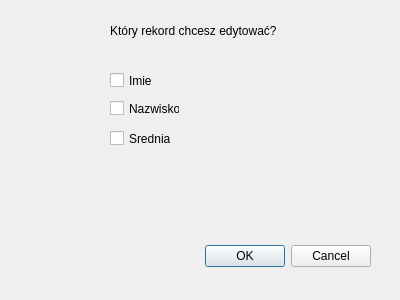
Qt form edytuj_dialog.ui (IPP-Projekt/Uczelnia_z_bibloteka_klas) before a commit.
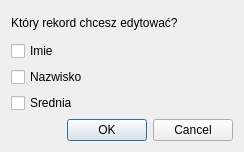
The same form after that commit.

```diff
--- a/edytuj_dialog.ui
+++ b/edytuj_dialog.ui
@@ -6,81 +6,53 @@
    <rect>
     <x>0</x>
     <y>0</y>
-    <width>400</width>
-    <height>300</height>
+    <width>244</width>
+    <height>152</height>
    </rect>
   </property>
   <property name="windowTitle">
    <string>Dialog</string>
   </property>
-  <widget class="QDialogButtonBox" name="buttonBox">
-   <property name="geometry">
-    <rect>
-     <x>30</x>
-     <y>240</y>
-     <width>341</width>
-     <height>32</height>
-    </rect>
-   </property>
-   <property name="orientation">
-    <enum>Qt::Horizontal</enum>
-   </property>
-   <property name="standardButtons">
-    <set>QDialogButtonBox::Cancel|QDialogButtonBox::Ok</set>
-   </property>
-  </widget>
+  <layout class="QGridLayout" name="gridLayout">
+   <item row="0" column="0">
   <widget class="QLabel" name="label">
-   <property name="geometry">
-    <rect>
-     <x>110</x>
-     <y>10</y>
-     <width>181</width>
-     <height>41</height>
-    </rect>
-   </property>
    <property name="text">
     <string>Który rekord chcesz edytować?</string>
    </property>
   </widget>
+   </item>
+   <item row="1" column="0">
   <widget class="QCheckBox" name="checkbox_imie">
-   <property name="geometry">
-    <rect>
-     <x>110</x>
-     <y>70</y>
-     <width>131</width>
-     <height>21</height>
-    </rect>
-   </property>
    <property name="text">
     <string>Imie</string>
    </property>
   </widget>
+   </item>
+   <item row="2" column="0">
   <widget class="QCheckBox" name="checkBox_nazwisko">
-   <property name="geometry">
-    <rect>
-     <x>110</x>
-     <y>100</y>
-     <width>70</width>
-     <height>17</height>
-    </rect>
-   </property>
    <property name="text">
     <string>Nazwisko</string>
    </property>
   </widget>
+   </item>
+   <item row="3" column="0">
   <widget class="QCheckBox" name="checkBox_srednia">
-   <property name="geometry">
-    <rect>
-     <x>110</x>
-     <y>130</y>
-     <width>70</width>
-     <height>17</height>
-    </rect>
-   </property>
    <property name="text">
     <string>Srednia</string>
    </property>
   </widget>
+   </item>
+   <item row="4" column="0">
+    <widget class="QDialogButtonBox" name="buttonBox">
+     <property name="orientation">
+      <enum>Qt::Horizontal</enum>
+     </property>
+     <property name="standardButtons">
+      <set>QDialogButtonBox::Cancel|QDialogButtonBox::Ok</set>
+     </property>
+    </widget>
+   </item>
+  </layout>
  </widget>
  <resources/>
  <connections>
```
Lines whose indentation alone changed are shown as unchanged.
